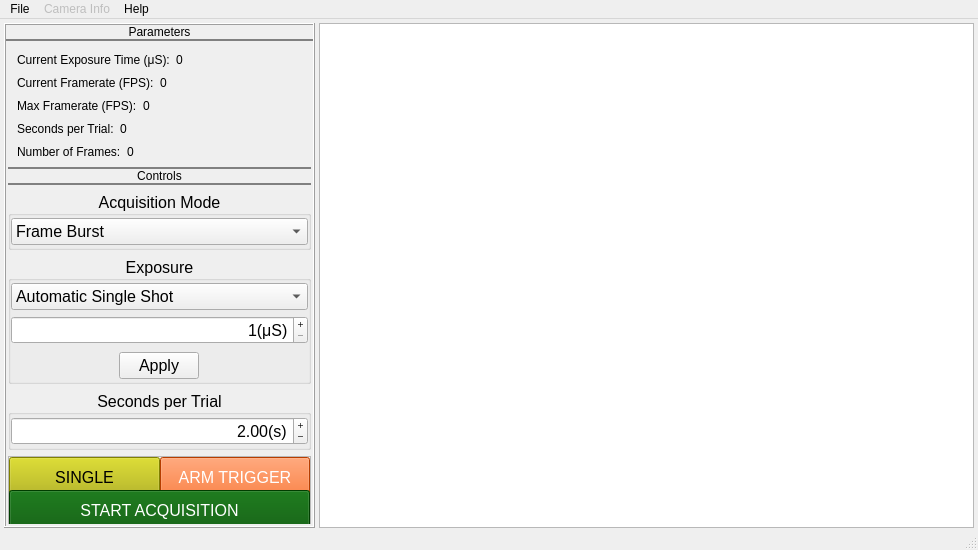
First picture: the form in UI/design/FLIR.ui, repository OlfactoryBehaviorLab/dewan_flir_camera, before the edit.
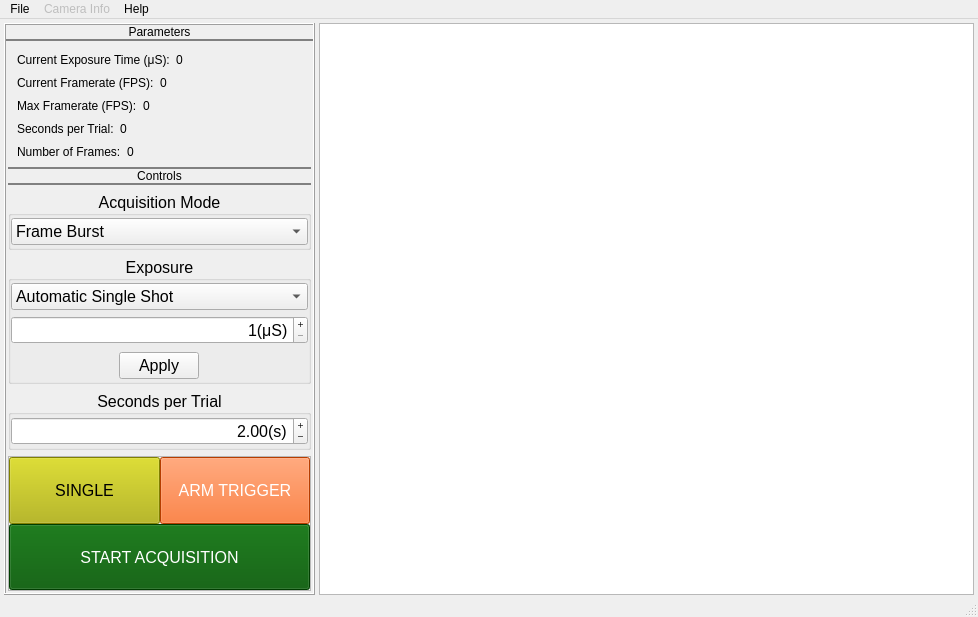
Second picture: the form after the edit.

Commit message: small size update and cleanup of FLIR.ui/py

What changed in the file:
```diff
--- a/UI/design/FLIR.ui
+++ b/UI/design/FLIR.ui
@@ -10,7 +10,7 @@
     <x>0</x>
     <y>0</y>
     <width>978</width>
-    <height>550</height>
+    <height>617</height>
    </rect>
   </property>
   <property name="sizePolicy">
@@ -982,12 +982,7 @@
                 <enum>Qt::LayoutDirection::LeftToRight</enum>
                </property>
                <property name="styleSheet">
-                <string notr="true">QPushButton{
-background-color: rgb(0, 85, 0);
-color:rgb(255,255,255);
-}
-
-QPushButton::hover{
+                <string notr="true">QPushButton::hover{
 background-color: rgb(0, 85, 0);
     border-color: rgb(60, 231, 195);
     border-style: outset;
@@ -996,9 +991,9 @@
     border-radius: 12px;
     padding: 6px;
 }
-
-QPushButton::pressed{
-background-color: rgb(0, 60, 0);
+QPushButton{
+background-color: rgb(0, 85, 0);
+color:rgb(255,255,255);
 }</string>
                </property>
                <property name="text">
```
Left out of the diff: 19 changed lines with no effect on the pictures. The commit also changes 1 other file.
